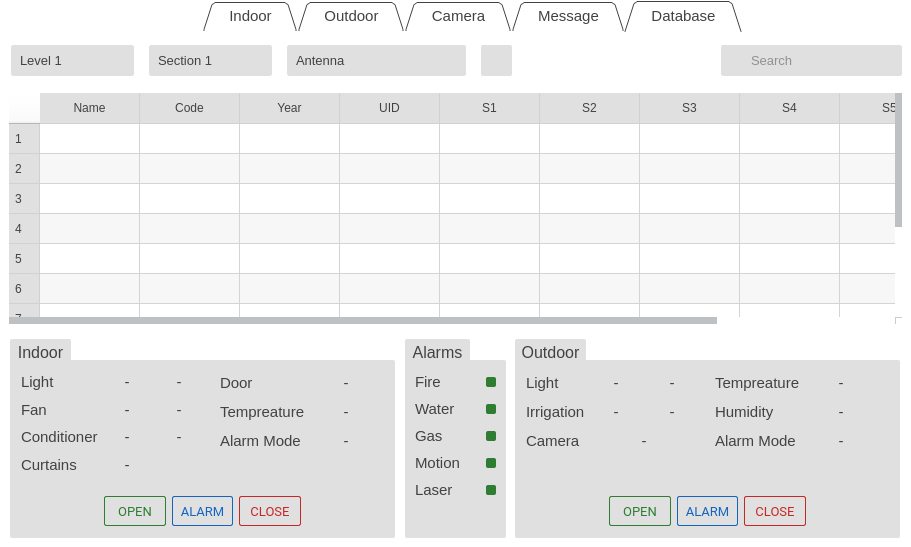
Old version of the form src/main.ui in the repository xiang1030/kontrol.
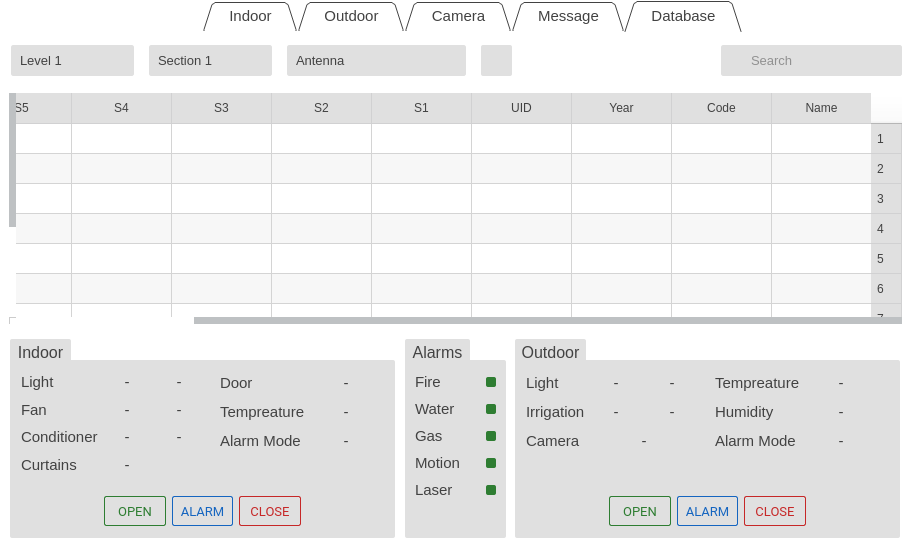
New version of the form. The open tabs and pages were chosen to show the change. Icons and pictures are not drawn.

Commit message: set app to lAN connection

```diff
--- a/src/main.ui
+++ b/src/main.ui
@@ -1908,6 +1908,9 @@
       <property name="focusPolicy">
        <enum>Qt::NoFocus</enum>
       </property>
+      <property name="layoutDirection">
+       <enum>Qt::RightToLeft</enum>
+      </property>
       <property name="styleSheet">
        <string notr="true">QHeaderView::section {
     background: #E0E0E0;
```
The commit also changes 2 other files.
